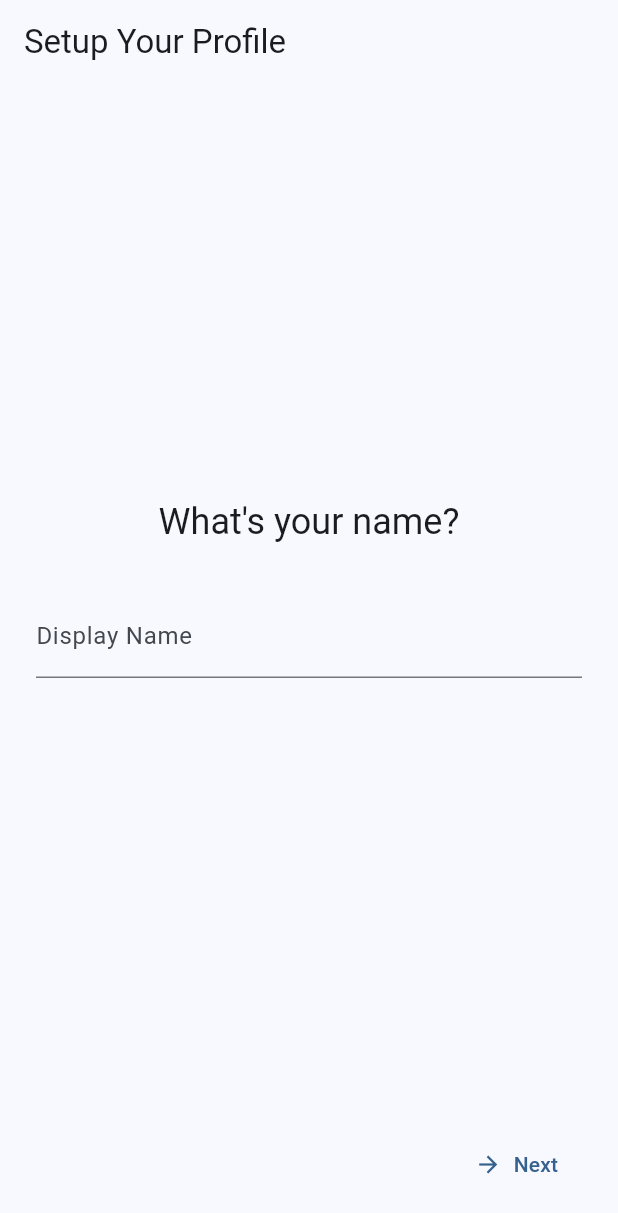
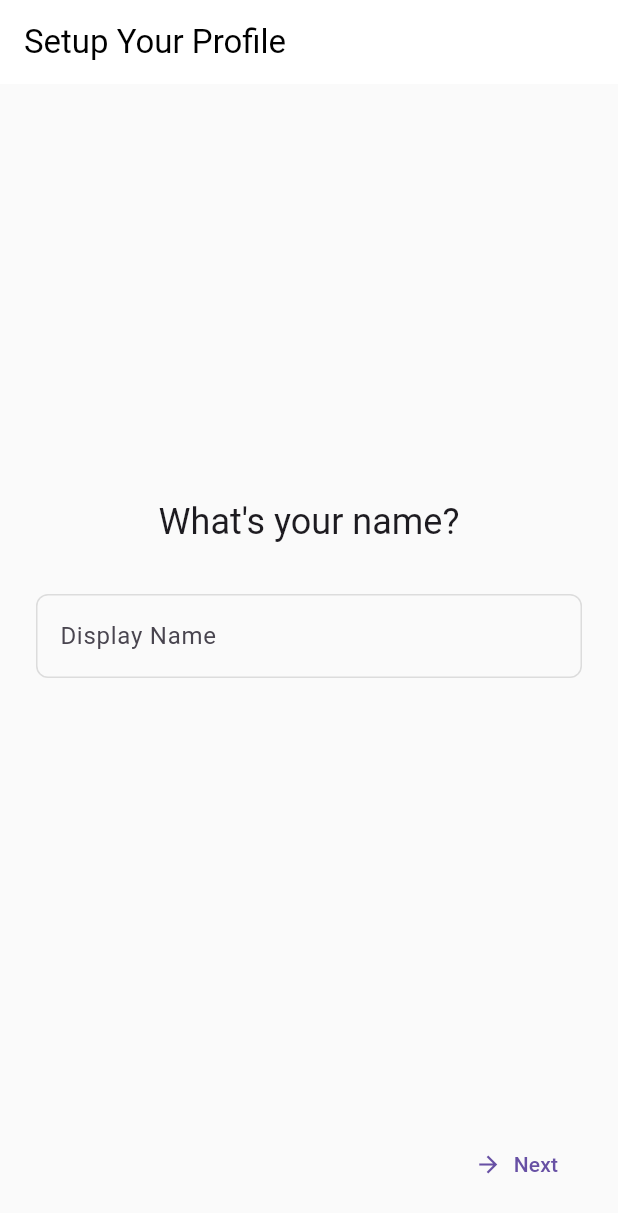
Before and after one commit to 1xterminal/Gainers, a Flutter app: the screen it shows once a user with an empty profile is signed in, on a phone screen of 412 x 824 dp. Shown: the top 1213 px of the screen. Run offline on Flutter 3.47's test engine with Material 3 defaults, Android fonts, the phone set to English and light mode, and no system bars; our stand-ins replace fl_chart, flutter_dotenv, flutter_riverpod, google_sign_in, permission_handler, shared_preferences and 1 more; missing offline and left inert: health, youtube_api; accounts and stored records are empty; network calls fail.

Commit message:
feat: initialize Flutter app with Supabase, Riverpod, environment variables, and theme setup (#13)

```diff
--- a/lib/main.dart
+++ b/lib/main.dart
@@ -3,6 +3,7 @@ import 'package:flutter_riverpod/flutter_riverpod.dart';
 import 'package:supabase_flutter/supabase_flutter.dart';
 import 'package:flutter_dotenv/flutter_dotenv.dart';
 import 'package:gainers/features/auth/ui/auth_gate.dart'; // Import the Gatekeeper
+import 'package:gainers/core/theme/app_theme.dart';
 
 void main() async {
   // 1. Start the Engine
@@ -30,13 +31,10 @@ class MyApp extends StatelessWidget {
       title: 'Gainers',
       debugShowCheckedModeBanner: false,
 
-      // Optional: Global Theme Setup
-      theme: ThemeData(
-        colorScheme: ColorScheme.fromSeed(seedColor: Colors.blue),
-        useMaterial3: true,
-        // You can define your global font, input decoration style, etc. here
-      ),
-
+      // Use the themes defined in AppTheme
+      theme: AppTheme.lightTheme,
+      darkTheme: AppTheme.darkTheme,
+      themeMode: ThemeMode.system, // Follow system setting
       // 4. Point to the Gatekeeper
       // We DO NOT point to MainLayout or Dashboard directly.
       // We point to AuthGate, which decides where to go.
```
